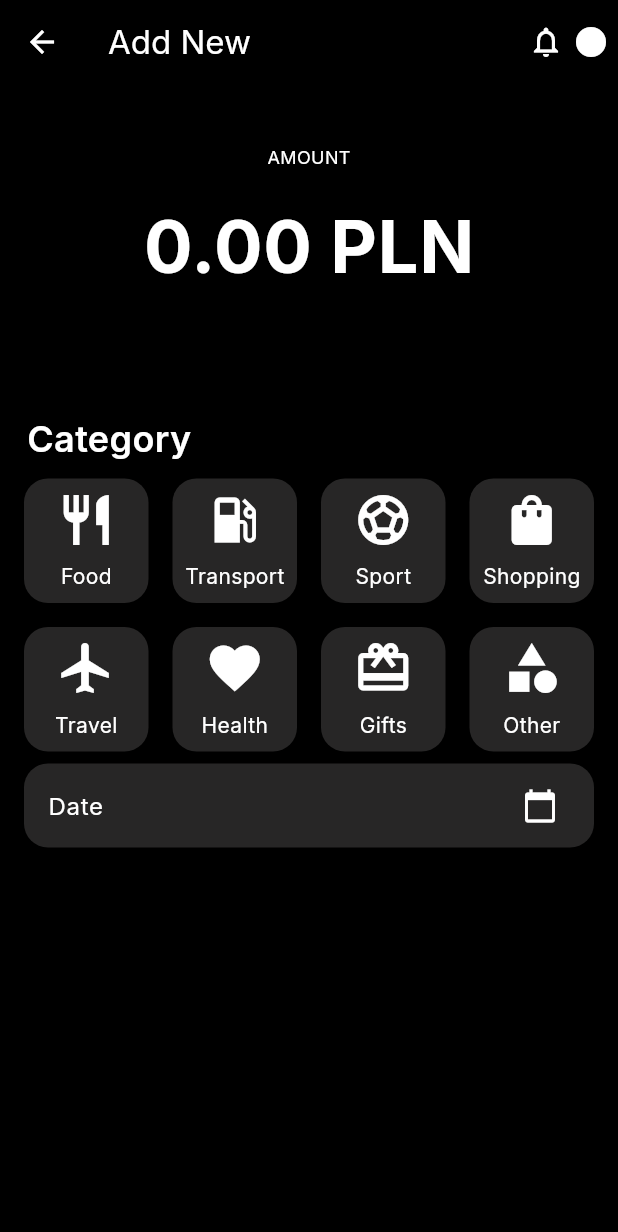
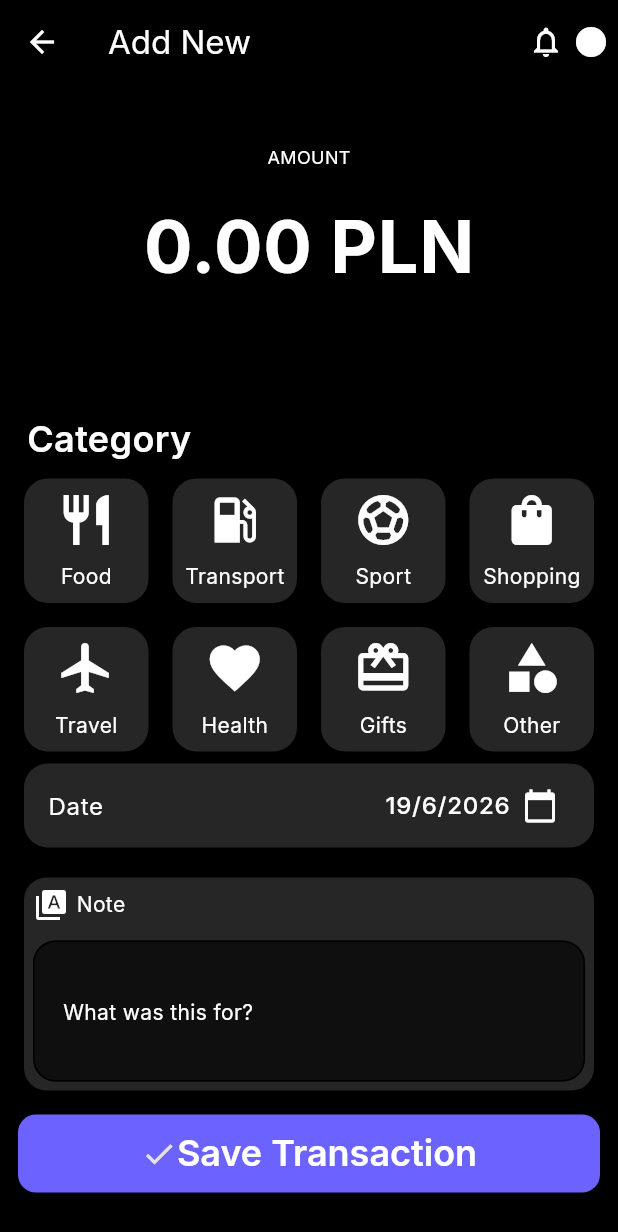
Before and after one commit to halilben22/nexo_app, a Flutter app: the screen it shows after launch, on a phone screen of 412 x 824 dp. Shown: the top 1232 px of the screen. Run offline on Flutter 3.47's test engine with Material 3 defaults, Android fonts, the light colour scheme and no system bars; our stand-ins replace bloc, cloud_firestore, firebase_auth, firebase_core, flutter_bloc, google_fonts and 1 more; accounts and stored records are empty.

Commit message:
save transaction ui added

```diff
--- a/lib/components/home/category_card.dart
+++ b/lib/components/home/category_card.dart
@@ -1,9 +1,18 @@
 import 'package:flutter/material.dart';
+import 'package:nexo_app/core/theme/app_colors.dart';
 import 'package:nexo_app/models/categories.dart';
 
 class CategoryCard extends StatefulWidget {
   final Categories categories;
-  const CategoryCard({super.key, required this.categories});
+  final VoidCallback onTap;
+  final bool isSelected;
+
+  const CategoryCard({
+    super.key,
+    required this.categories,
+    required this.isSelected,
+    required this.onTap,
+  });
 
   @override
   State<CategoryCard> createState() => _CategoryCardState();
@@ -14,9 +23,12 @@ class _CategoryCardState extends State<CategoryCard> {
   Widget build(BuildContext context) {
     return Card(
       child: InkWell(
-        onTap: () {
-          print(widget.categories.name);
-        },
+        onTap: widget.onTap,
+        child: Container(
+          decoration: BoxDecoration(
+            color: widget.isSelected ? AppColors.primary : Colors.transparent,
+            borderRadius: BorderRadius.circular(8),
+          ),
           child: Column(
             mainAxisAlignment: MainAxisAlignment.center,
             children: [
@@ -26,6 +38,7 @@ class _CategoryCardState extends State<CategoryCard> {
             ],
           ),
         ),
+      ),
     );
   }
 }
--- a/lib/components/home/date_card.dart
+++ b/lib/components/home/date_card.dart
@@ -14,8 +14,19 @@ class _DateCardState extends State<DateCard> {
   Widget build(BuildContext context) {
     return Card(
       child: ListTile(
-        trailing: Icon(Icons.calendar_today),
-        title: Text("Date"),
+        trailing: Row(
+          mainAxisSize: MainAxisSize.min,
+          children: [
+            Text(
+              "${widget.date.day}/${widget.date.month}/${widget.date.year}",
+              style: const TextStyle(fontSize: 16),
+            ),
+            SizedBox(width: 8),
+            Icon(Icons.calendar_today),
+          ],
+        ),
+        title: const Text("Date"),
+
         onTap: widget.onPressed,
       ),
     );
--- /dev/null
+++ b/lib/components/home/note_card.dart
@@ -0,0 +1,61 @@
+import 'package:flutter/material.dart';
+
+class NoteCard extends StatefulWidget {
+  const NoteCard({super.key});
+
+  @override
+  State<NoteCard> createState() => _NoteCardState();
+}
+
+class _NoteCardState extends State<NoteCard> {
+  @override
+  Widget build(BuildContext context) {
+    return SizedBox(
+      height: 150,
+      child: Card(
+        shape: RoundedRectangleBorder(
+          borderRadius: BorderRadiusGeometry.circular(15),
+        ),
+        elevation: 0,
+        child: Column(
+          crossAxisAlignment: CrossAxisAlignment.start,
+          children: [
+            Padding(
+              padding: const EdgeInsets.all(6.0),
+              child: Row(
+                children: [
+                  Icon(Icons.type_specimen),
+                  SizedBox(width: 5),
+                  Text("Note"),
+                ],
+              ),
+            ),
+            Expanded(
+              child: Padding(
+                padding: const EdgeInsets.all(6.0),
+                child: TextField(
+                  maxLength: null,
+                  maxLines: null,
+                  expands: true,
+                  decoration: InputDecoration(
+                    hint: Text("What was this for?"),
+
+                    border: OutlineInputBorder(
+                      borderRadius: BorderRadius.circular(15),
+                    ),
+                    focusedBorder: OutlineInputBorder(
+                      borderRadius: BorderRadius.circular(15),
+                    ),
+                    enabledBorder: OutlineInputBorder(
+                      borderRadius: BorderRadius.circular(15),
+                    ),
+                  ),
+                ),
+              ),
+            ),
+          ],
+        ),
+      ),
+    );
+  }
+}
--- /dev/null
+++ b/lib/components/home/save_button.dart
@@ -0,0 +1,27 @@
+import 'package:flutter/material.dart';
+import 'package:nexo_app/core/theme/app_colors.dart';
+import 'package:nexo_app/core/theme/app_text_styles.dart';
+
+class SaveButton extends StatefulWidget {
+  final VoidCallback onPressed;
+  const SaveButton({super.key, required this.onPressed});
+
+  @override
+  State<SaveButton> createState() => _SaveButtonState();
+}
+
+class _SaveButtonState extends State<SaveButton> {
+  @override
+  Widget build(BuildContext context) {
+    return ElevatedButton(
+      onPressed: () {},
+      child: Row(
+        mainAxisAlignment: MainAxisAlignment.center,
+        children: [
+          Icon(Icons.done_sharp, color: AppColors.invertedButton, size: 24),
+          Text("Save Transaction", style: AppTextStyles.heading2),
+        ],
+      ),
+    );
+  }
+}
--- a/lib/feature/home/ui/add_new_transaction.dart
+++ b/lib/feature/home/ui/add_new_transaction.dart
@@ -4,6 +4,8 @@ import 'package:flutter/material.dart';
 import 'package:flutter/services.dart';
 import 'package:nexo_app/components/home/category_card.dart';
 import 'package:nexo_app/components/home/date_card.dart';
+import 'package:nexo_app/components/home/note_card.dart';
+import 'package:nexo_app/components/home/save_button.dart';
 import 'package:nexo_app/core/theme/app_colors.dart';
 
 import 'package:nexo_app/core/theme/app_text_styles.dart';
@@ -18,6 +20,7 @@ class AddTransaction extends StatefulWidget {
 
 class _AddTransactionState extends State<AddTransaction> {
   DateTime dateNow = DateTime.now();
+  int? selectedIndex;
   Future<void> pickDate() async {
     final DateTime? picked = await showDatePicker(
       context: context,
@@ -77,6 +80,7 @@ class _AddTransactionState extends State<AddTransaction> {
                   Text("AMOUNT", style: AppTextStyles.caption),
                   IntrinsicWidth(
                     child: TextField(
+                      style: AppTextStyles.heading1xl,
                       showCursor: false,
                       keyboardType: TextInputType.number,
                       inputFormatters: [FilteringTextInputFormatter.digitsOnly],
@@ -121,13 +125,24 @@ class _AddTransactionState extends State<AddTransaction> {
                     itemBuilder: (context, index) {
                       final category = categories[index];
 
-                      return CategoryCard(categories: category);
+                      return CategoryCard(
+                        categories: category,
+                        isSelected: selectedIndex == index,
+                        onTap: () {
+                          setState(() {
+                            selectedIndex = index;
+                          });
+                        },
+                      );
                     },
                   ),
 
-                  Container(
-                    child: DateCard(date: dateNow, onPressed: pickDate),
-                  ),
+                  DateCard(date: dateNow, onPressed: pickDate),
+                  SizedBox(height: 12),
+                  NoteCard(),
+
+                  SizedBox(height: 12),
+                  SaveButton(onPressed: () {}),
                 ],
               ),
             ),
```
Lines whose indentation alone changed are shown as unchanged.
